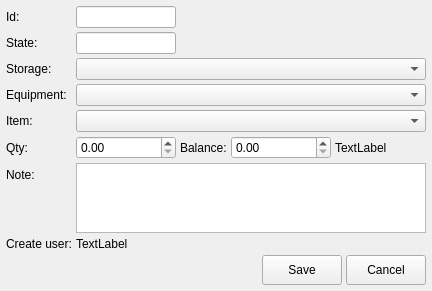
Old version of the form src/plugins/purchase/views/requesteditwidget.ui in the repository awfeequdng/rubus.
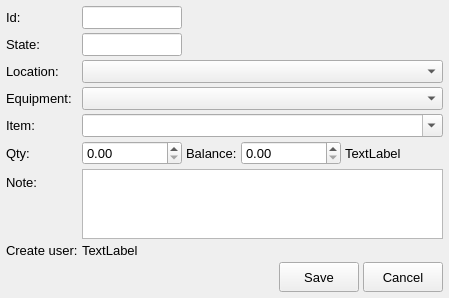
New version of the form. Custom widgets are drawn as their Qt base class.

```diff
--- a/src/plugins/purchase/views/requesteditwidget.ui
+++ b/src/plugins/purchase/views/requesteditwidget.ui
@@ -6,10 +6,16 @@
    <rect>
     <x>0</x>
     <y>0</y>
-    <width>432</width>
-    <height>282</height>
+    <width>449</width>
+    <height>297</height>
    </rect>
   </property>
+  <property name="font">
+   <font>
+    <family>Tahoma</family>
+    <pointsize>10</pointsize>
+   </font>
+  </property>
   <property name="windowTitle">
    <string>Form</string>
   </property>
@@ -81,7 +87,7 @@
    <item row="2" column="0">
     <widget class="QLabel" name="label_3">
      <property name="text">
-      <string>Storage:</string>
+      <string>Location:</string>
      </property>
      <property name="buddy">
       <cstring>cmbStorage</cstring>
@@ -115,7 +121,11 @@
     </widget>
    </item>
    <item row="4" column="1">
-    <widget class="AdvComboBox" name="cmbItem"/>
+    <widget class="AdvComboBox" name="cmbItem">
+     <property name="editable">
+      <bool>true</bool>
+     </property>
+    </widget>
    </item>
    <item row="5" column="0">
     <widget class="QLabel" name="label_4">
```
Left out of the diff: 4 changed lines with no effect on the pictures.
